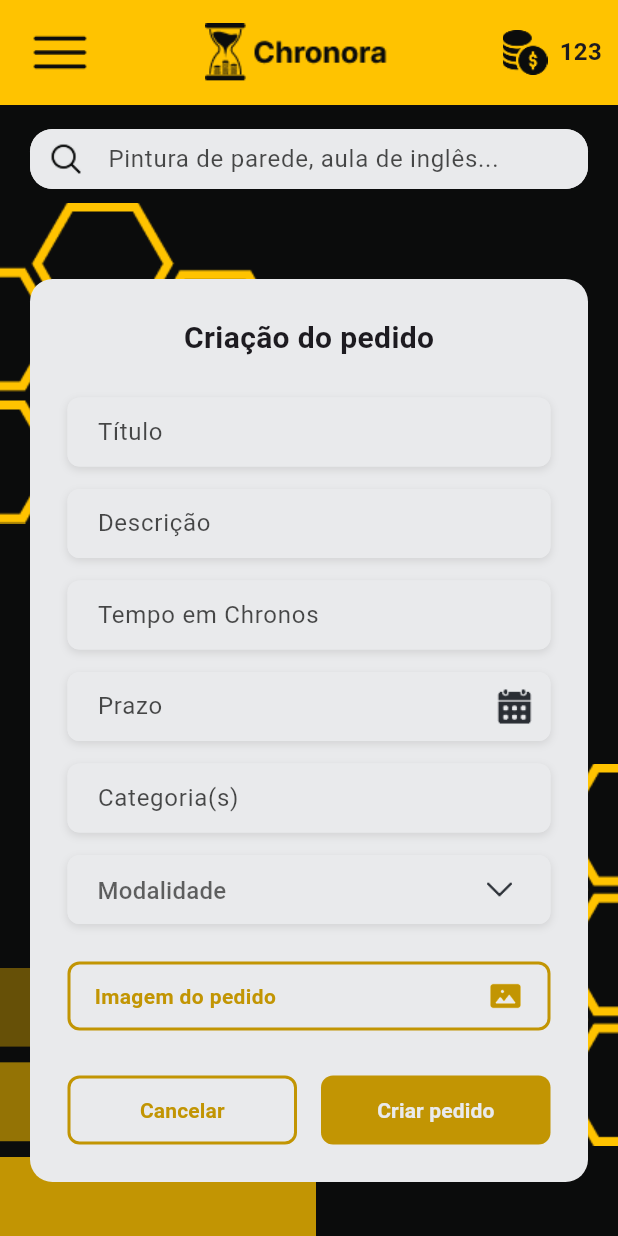
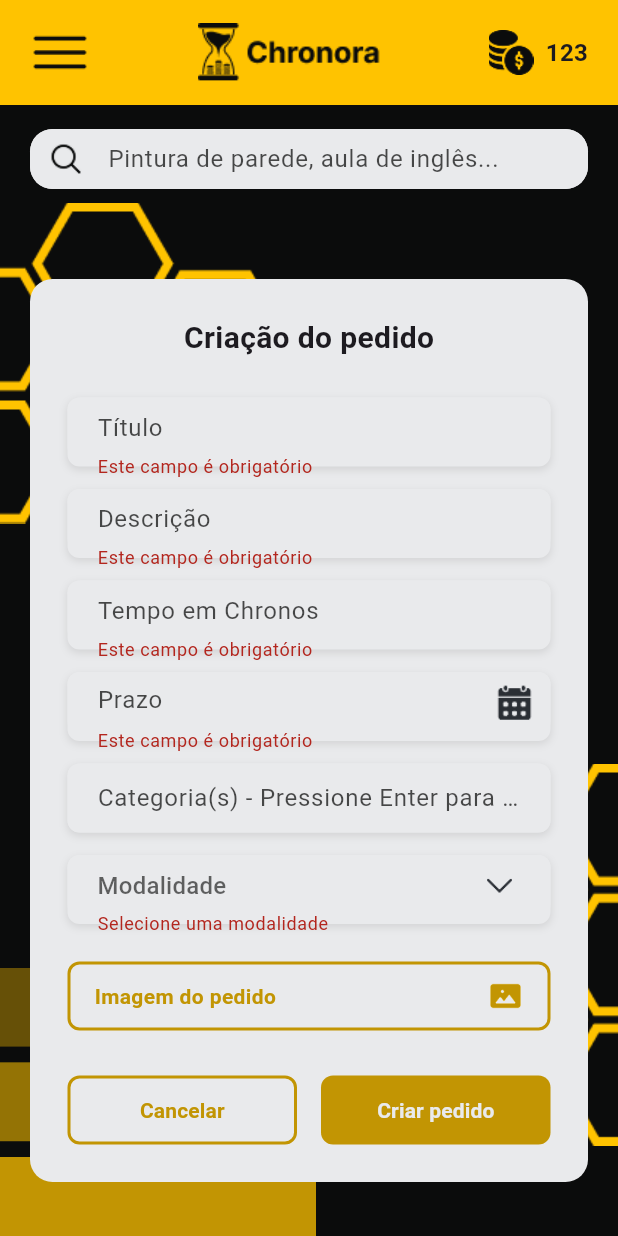
Before and after one commit to Chronora-ADS/Chronora-Flutter, a Flutter app: the RequestCreationPage screen opened by its route, after a tap on "Criar pedido", on a phone screen of 412 x 824 dp. Run offline on Flutter 3.47's test engine with Material 3 defaults, Android fonts, the phone set to English and light mode, and no system bars; our stand-ins replace file_picker, shared_preferences; accounts and stored records are empty.

Commit message:
Desenvolvimento das categorias.

```diff
--- a/lib/pages/request_creation.dart
+++ b/lib/pages/request_creation.dart
@@ -13,8 +13,46 @@ class _RequestCreationPageState extends State<RequestCreationPage> {
   final TextEditingController _chronosController = TextEditingController();
   final TextEditingController _deadlineController = TextEditingController();
   final TextEditingController _categoriesController = TextEditingController();
-  final TextEditingController _searchController = TextEditingController(); // Novo controller para search
+  final TextEditingController _searchController = TextEditingController();
   String? _selectedModality;
+
+  // Fixed: Use late keyword to ensure initialization
+  late List<String> _categoriesTags;
+
+  @override
+  void initState() {
+    super.initState();
+    _categoriesTags = []; // This will never be null
+  }
+
+  // Fixed: Dispose controllers to prevent memory leaks
+  @override
+  void dispose() {
+    _titleController.dispose();
+    _descriptionController.dispose();
+    _chronosController.dispose();
+    _deadlineController.dispose();
+    _categoriesController.dispose();
+    _searchController.dispose();
+    super.dispose();
+  }
+
+  // Safe method to add categories
+  void _addCategory(String category) {
+    if (category.trim().isNotEmpty) {
+      setState(() {
+        _categoriesTags.add(category.trim());
+        _categoriesController.clear();
+      });
+    }
+  }
+
+  // Safe method to remove categories
+  void _removeCategory(String category) {
+    setState(() {
+      _categoriesTags.remove(category);
+    });
+  }
 
   @override
   Widget build(BuildContext context) {
@@ -23,53 +61,21 @@ class _RequestCreationPageState extends State<RequestCreationPage> {
       body: SafeArea(
         child: Stack(
           children: [
-            // Imagem Comb2.png no canto superior esquerdo (ATRÁS do conteúdo)
-            Positioned(
-              left: 0,
-              top: 135, // 70px (header) + 50px de afastamento = 120px
-              child: Image.asset(
-                'assets/img/Comb2.png'
-              ),
-            ),
+            // Background images
+            _buildBackgroundImages(),
 
-            // Imagem BarAscending.png no canto inferior esquerdo (ATRÁS do conteúdo)
-            Positioned(
-              left: 0,
-              bottom: 0,
-              child: Image.asset(
-                'assets/img/BarAscending.png',
-                width: 210.47,
-                height: 178.9,
-              ),
-            ),
-
-            // Imagem Comb3.png no canto inferior direito (ATRÁS do conteúdo)
-            Positioned(
-              right: 0, // Totalmente colado na borda direita
-              bottom: 60, // 60 pixels de afastamento do bottom
-              child: Image.asset(
-                'assets/img/Comb3.png'
-              ),
-            ),
-
-            // Conteúdo principal (NA FRENTE das imagens)
+            // Main content
             Column(
               children: [
-                // Header - FORA do Padding para ocupar 100% da largura
                 _buildHeader(),
                 const SizedBox(height: 16),
-
-                // Conteúdo principal DENTRO do Padding
                 Expanded(
                   child: Padding(
                     padding: const EdgeInsets.symmetric(horizontal: 20),
                     child: Column(
                       children: [
-                        // Search Bar
                         _buildSearchBar(),
-                        const SizedBox(height: 60), // Gap de 6px abaixo da search bar
-
-                        // Main Form
+                        const SizedBox(height: 60),
                         Expanded(
                           child: SingleChildScrollView(
                             child: _buildForm(),
@@ -87,53 +93,85 @@ class _RequestCreationPageState extends State<RequestCreationPage> {
     );
   }
 
+  Widget _buildBackgroundImages() {
+    return Stack(
+      children: [
+        Positioned(
+          left: 0,
+          top: 135,
+          child: Image.asset(
+            'assets/img/Comb2.png',
+            errorBuilder: (context, error, stackTrace) => const SizedBox(),
+          ),
+        ),
+        Positioned(
+          left: 0,
+          bottom: 0,
+          child: Image.asset(
+            'assets/img/BarAscending.png',
+            width: 210.47,
+            height: 178.9,
+            errorBuilder: (context, error, stackTrace) => const SizedBox(),
+          ),
+        ),
+        Positioned(
+          right: 0,
+          bottom: 60,
+          child: Image.asset(
+            'assets/img/Comb3.png',
+            errorBuilder: (context, error, stackTrace) => const SizedBox(),
+          ),
+        ),
+      ],
+    );
+  }
+
   Widget _buildHeader() {
     return Container(
-      width: double.infinity, // Ocupa 100% da largura
+      width: double.infinity,
       height: 70,
       decoration: const BoxDecoration(
         color: Color(0xFFFFC300),
       ),
       child: Row(
-        mainAxisAlignment: MainAxisAlignment.spaceBetween, // Distribui espaço entre os elementos
+        mainAxisAlignment: MainAxisAlignment.spaceBetween,
         children: [
-          // Menu na esquerda
           Padding(
             padding: const EdgeInsets.only(left: 20),
             child: Image.asset(
               'assets/img/Menu.png',
               width: 40,
               height: 40,
+              errorBuilder: (context, error, stackTrace) =>
+                const Icon(Icons.menu, size: 30),
             ),
           ),
 
-          // Logo no centro
           Image.asset(
             'assets/img/LogoHeader.png',
             width: 125,
             height: 39,
+            errorBuilder: (context, error, stackTrace) =>
+              const Text('LOGO', style: TextStyle(fontSize: 20, fontWeight: FontWeight.bold)),
           ),
 
-          // Moedas na direita com texto
           Padding(
-            padding: const EdgeInsets.only(right: 0), // Desloca 53px para a esquerda
+            padding: const EdgeInsets.only(right: 20),
             child: Row(
               children: [
                 Image.asset(
                   'assets/img/Coin.png',
                   width: 30,
                   height: 30,
+                  errorBuilder: (context, error, stackTrace) =>
+                    const Icon(Icons.monetization_on, size: 25),
                 ),
-                const SizedBox(width: 8), // Espaço entre ícone e texto
-                Container(
-                  width: 39,
-                  height: 24,
-                  child: const Text(
+                const SizedBox(width: 8),
+                const Text(
                   '123',
                   style: TextStyle(
                     fontSize: 16,
                     fontWeight: FontWeight.bold,
-                    ),
                   ),
                 ),
               ],
@@ -149,14 +187,14 @@ class _RequestCreationPageState extends State<RequestCreationPage> {
       height: 40,
       decoration: BoxDecoration(
         borderRadius: BorderRadius.circular(15),
-        color: const Color(0xFFE9EAEC), // 100% de opacidade
+        color: const Color(0xFFE9EAEC),
       ),
       child: TextFormField(
         controller: _searchController,
         decoration: InputDecoration(
           hintText: 'Pintura de parede, aula de inglês...',
           hintStyle: TextStyle(
-            color: Colors.black.withOpacity(0.7), // 70% de transparência
+            color: Colors.black.withOpacity(0.7),
           ),
           contentPadding: const EdgeInsets.symmetric(horizontal: 16),
           border: OutlineInputBorder(
@@ -171,16 +209,13 @@ class _RequestCreationPageState extends State<RequestCreationPage> {
               'assets/img/Search.png',
               width: 20,
               height: 20,
+              errorBuilder: (context, error, stackTrace) =>
+                const Icon(Icons.search, size: 20),
             ),
           ),
         ),
         onChanged: (value) {
-          // Aqui você pode adicionar lógica de busca em tempo real se quiser
           print('Texto da busca: $value');
-        },
-        onFieldSubmitted: (value) {
-          // Aqui você pode adicionar lógica quando o usuário pressionar Enter
-          print('Buscar por: $value');
         },
       ),
     );
@@ -190,7 +225,7 @@ class _RequestCreationPageState extends State<RequestCreationPage> {
     return Container(
       padding: const EdgeInsets.all(25),
       decoration: BoxDecoration(
-        color: const Color(0xFFE9EAEC), // E9EAEC
+        color: const Color(0xFFE9EAEC),
         borderRadius: BorderRadius.circular(15),
       ),
       child: Form(
@@ -198,7 +233,6 @@ class _RequestCreationPageState extends State<RequestCreationPage> {
         child: Column(
           crossAxisAlignment: CrossAxisAlignment.start,
           children: [
-            // Título do formulário - CENTRALIZADO
             const Center(
               child: Text(
                 'Criação do pedido',
@@ -210,25 +244,20 @@ class _RequestCreationPageState extends State<RequestCreationPage> {
             ),
             const SizedBox(height: 25),
 
-            // Campos do formulário
-            _buildFormField('Título', _titleController),
+            _buildFormField('Título', _titleController, validator: _requiredValidator),
             const SizedBox(height: 15),
-            _buildFormField('Descrição', _descriptionController),
+            _buildFormField('Descrição', _descriptionController, validator: _requiredValidator),
             const SizedBox(height: 15),
-            _buildFormField('Tempo em Chronos', _chronosController),
+            _buildFormField('Tempo em Chronos', _chronosController, validator: _requiredValidator),
             const SizedBox(height: 15),
             _buildDateField('Prazo'),
             const SizedBox(height: 15),
-            _buildFormField('Categoria(s)', _categoriesController),
+            _buildCategoriesField(),
             const SizedBox(height: 15),
             _buildModalityDropdown(),
             const SizedBox(height: 25),
-
-            // Botão de imagem
             _buildImageButton(),
             const SizedBox(height: 30),
-
-            // Botões de ação
             _buildActionButtons(),
           ],
         ),
@@ -236,11 +265,19 @@ class _RequestCreationPageState extends State<RequestCreationPage> {
     );
   }
 
-  Widget _buildFormField(String placeholder, TextEditingController controller) {
+  // Fixed: Added validation function
+  String? _requiredValidator(String? value) {
+    if (value == null || value.trim().isEmpty) {
+      return 'Este campo é obrigatório';
+    }
+    return null;
+  }
+
+  Widget _buildFormField(String placeholder, TextEditingController controller, {String? Function(String?)? validator}) {
     return Container(
       height: 46,
       decoration: BoxDecoration(
-        color: const Color(0xFFE9EAEC), // E9EAEC
+        color: const Color(0xFFE9EAEC),
         borderRadius: BorderRadius.circular(8),
         boxShadow: [
           BoxShadow(
@@ -252,10 +289,11 @@ class _RequestCreationPageState extends State<RequestCreationPage> {
       ),
       child: TextFormField(
         controller: controller,
+        validator: validator,
         decoration: InputDecoration(
           hintText: placeholder,
           hintStyle: TextStyle(
-            color: Colors.black.withOpacity(0.7), // 70% de transparência
+            color: Colors.black.withOpacity(0.7),
           ),
           contentPadding: const EdgeInsets.symmetric(horizontal: 16),
           border: OutlineInputBorder(
@@ -263,7 +301,8 @@ class _RequestCreationPageState extends State<RequestCreationPage> {
             borderSide: BorderSide.none,
           ),
           filled: true,
-          fillColor: const Color(0xFFE9EAEC), // E9EAEC
+          fillColor: const Color(0xFFE9EAEC),
+          errorStyle: const TextStyle(fontSize: 12, height: 0.1),
         ),
       ),
     );
@@ -273,7 +312,7 @@ class _RequestCreationPageState extends State<RequestCreationPage> {
     return Container(
       height: 46,
       decoration: BoxDecoration(
-        color: const Color(0xFFE9EAEC), // E9EAEC
+        color: const Color(0xFFE9EAEC),
         borderRadius: BorderRadius.circular(8),
         boxShadow: [
           BoxShadow(
@@ -286,10 +325,11 @@ class _RequestCreationPageState extends State<RequestCreationPage> {
       child: TextFormField(
         controller: _deadlineController,
         readOnly: true,
+        validator: _requiredValidator,
         decoration: InputDecoration(
           hintText: placeholder,
           hintStyle: TextStyle(
-            color: Colors.black.withOpacity(0.7), // 70% de transparência
+            color: Colors.black.withOpacity(0.7),
           ),
           contentPadding: const EdgeInsets.symmetric(horizontal: 16),
           border: OutlineInputBorder(
@@ -297,15 +337,18 @@ class _RequestCreationPageState extends State<RequestCreationPage> {
             borderSide: BorderSide.none,
           ),
           filled: true,
-          fillColor: const Color(0xFFE9EAEC), // E9EAEC
+          fillColor: const Color(0xFFE9EAEC),
           suffixIcon: Padding(
             padding: const EdgeInsets.all(10),
             child: Image.asset(
               'assets/img/calendar.png',
               width: 24,
               height: 24,
+              errorBuilder: (context, error, stackTrace) =>
+                const Icon(Icons.calendar_today, size: 20),
             ),
           ),
+          errorStyle: const TextStyle(fontSize: 12, height: 0.1),
         ),
         onTap: () async {
           final DateTime? picked = await showDatePicker(
@@ -315,10 +358,110 @@ class _RequestCreationPageState extends State<RequestCreationPage> {
             lastDate: DateTime(2100),
           );
           if (picked != null) {
+            setState(() {
               _deadlineController.text = "${picked.day}/${picked.month}/${picked.year}";
+            });
           }
         },
       ),
+    );
+  }
+
+  Widget _buildCategoriesField() {
+    return Column(
+      crossAxisAlignment: CrossAxisAlignment.start,
+      children: [
+        Container(
+          height: 46,
+          decoration: BoxDecoration(
+            color: const Color(0xFFE9EAEC),
+            borderRadius: BorderRadius.circular(8),
+            boxShadow: [
+              BoxShadow(
+                color: Colors.grey.withOpacity(0.3),
+                blurRadius: 4,
+                offset: const Offset(0, 2),
+              ),
+            ],
+          ),
+          child: TextFormField(
+            controller: _categoriesController,
+            decoration: InputDecoration(
+              hintText: 'Categoria(s) - Pressione Enter para adicionar',
+              hintStyle: TextStyle(
+                color: Colors.black.withOpacity(0.7),
+              ),
+              contentPadding: const EdgeInsets.symmetric(horizontal: 16),
+              border: OutlineInputBorder(
+                borderRadius: BorderRadius.circular(8),
+                borderSide: BorderSide.none,
+              ),
+              filled: true,
+              fillColor: const Color(0xFFE9EAEC),
+            ),
+            onFieldSubmitted: _addCategory,
+          ),
+        ),
+
+        // Fixed: Direct check on the late-initialized list
+        if (_categoriesTags.isNotEmpty) ...[
+          const SizedBox(height: 12),
+          Wrap(
+            spacing: 8,
+            runSpacing: 8,
+            children: _categoriesTags.map((tag) => _buildTag(tag)).toList(),
+          ),
+        ],
+      ],
+    );
+  }
+
+  Widget _buildTag(String tagText) {
+    return Container(
+      padding: const EdgeInsets.symmetric(horizontal: 12, vertical: 6),
+      decoration: BoxDecoration(
+        color: const Color(0xFFC29503),
+        borderRadius: BorderRadius.circular(20),
+      ),
+      child: Row(
+        mainAxisSize: MainAxisSize.min,
+        children: [
+          _buildPaintbrushIcon(),
+          const SizedBox(width: 6),
+          Text(
+            tagText,
+            style: const TextStyle(
+              color: Colors.white,
+              fontWeight: FontWeight.bold,
+            ),
+          ),
+          const SizedBox(width: 6),
+          GestureDetector(
+            onTap: () => _removeCategory(tagText),
+            child: const Icon(
+              Icons.close,
+              color: Colors.white,
+              size: 16,
+            ),
+          ),
+        ],
+      ),
+    );
+  }
+
+  Widget _buildPaintbrushIcon() {
+    return Image.asset(
+      'assets/img/Paintbrush.png',
+      width: 24,
+      height: 24,
+      color: Colors.white,
+      errorBuilder: (context, error, stackTrace) {
+        return const Icon(
+          Icons.category,
+          color: Colors.white,
+          size: 24,
+        );
+      },
     );
   }
 
@@ -326,7 +469,7 @@ class _RequestCreationPageState extends State<RequestCreationPage> {
     return Container(
       height: 46,
       decoration: BoxDecoration(
-        color: const Color(0xFFE9EAEC), // E9EAEC
+        color: const Color(0xFFE9EAEC),
         borderRadius: BorderRadius.circular(8),
         boxShadow: [
           BoxShadow(
@@ -338,10 +481,11 @@ class _RequestCreationPageState extends State<RequestCreationPage> {
       ),
       child: DropdownButtonFormField<String>(
         value: _selectedModality,
+        validator: (value) => value == null ? 'Selecione uma modalidade' : null,
         decoration: InputDecoration(
           hintText: 'Modalidade',
           hintStyle: TextStyle(
-            color: Colors.black.withOpacity(0.7), // 70% de transparência
+            color: Colors.black.withOpacity(0.7),
           ),
           contentPadding: const EdgeInsets.symmetric(horizontal: 16),
           border: OutlineInputBorder(
@@ -349,15 +493,18 @@ class _RequestCreationPageState extends State<RequestCreationPage> {
             borderSide: BorderSide.none,
           ),
           filled: true,
-          fillColor: const Color(0xFFE9EAEC), // E9EAEC
+          fillColor: const Color(0xFFE9EAEC),
           suffixIcon: Padding(
             padding: const EdgeInsets.all(10),
             child: Image.asset(
               'assets/img/down-arrow.png',
               width: 24,
               height: 24,
+              errorBuilder: (context, error, stackTrace) =>
+                const Icon(Icons.arrow_drop_down, size: 24),
             ),
           ),
+          errorStyle: const TextStyle(fontSize: 12, height: 0.1),
         ),
         items: ['Presencial', 'Remoto', 'Híbrido']
             .map((modality) => DropdownMenuItem(
@@ -375,7 +522,12 @@ class _RequestCreationPageState extends State<RequestCreationPage> {
   }
 
   Widget _buildImageButton() {
-    return Container(
+    return GestureDetector(
+      onTap: () {
+        // TODO: Implement image picker functionality
+        print('Adicionar imagem');
+      },
+      child: Container(
         height: 46,
         decoration: BoxDecoration(
           border: Border.all(
@@ -385,11 +537,11 @@ class _RequestCreationPageState extends State<RequestCreationPage> {
           borderRadius: BorderRadius.circular(8),
         ),
         child: Row(
-        mainAxisAlignment: MainAxisAlignment.spaceBetween, // Espaço entre texto e imagem
+          mainAxisAlignment: MainAxisAlignment.spaceBetween,
           children: [
-          Padding(
-            padding: const EdgeInsets.only(left: 16),
-            child: const Text(
+            const Padding(
+              padding: EdgeInsets.only(left: 16),
+              child: Text(
                 'Imagem do pedido',
                 style: TextStyle(
                   color: Color(0xFFC29503),
@@ -403,9 +555,12 @@ class _RequestCreationPageState extends State<RequestCreationPage> {
                 'assets/img/AddImage.png',
                 width: 24,
                 height: 24,
+                errorBuilder: (context, error, stackTrace) =>
+                  const Icon(Icons.add_photo_alternate, color: Color(0xFFC29503)),
               ),
             ),
           ],
+        ),
       ),
     );
   }
@@ -414,7 +569,6 @@ class _RequestCreationPageState extends State<RequestCreationPage> {
     return Row(
       mainAxisAlignment: MainAxisAlignment.spaceBetween,
       children: [
-        // Botão Cancelar
         Expanded(
           child: Container(
             height: 46,
@@ -438,8 +592,6 @@ class _RequestCreationPageState extends State<RequestCreationPage> {
           ),
         ),
         const SizedBox(width: 16),
-
-        // Botão Criar Pedido
         Expanded(
           child: Container(
             height: 46,
@@ -450,13 +602,44 @@ class _RequestCreationPageState extends State<RequestCreationPage> {
             child: TextButton(
               onPressed: () {
                 if (_formKey.currentState!.validate()) {
+                  // Fixed: Added validation for categories
+                  if (_categoriesTags.isEmpty) {
+                    ScaffoldMessenger.of(context).showSnackBar(
+                      const SnackBar(
+                        content: Text('Adicione pelo menos uma categoria'),
+                        backgroundColor: Colors.red,
+                      ),
+                    );
+                    return;
+                  }
+
                   // Lógica para criar o pedido
+                  print('Pedido criado com sucesso!');
+                  print('Título: ${_titleController.text}');
+                  print('Descrição: ${_descriptionController.text}');
+                  print('Chronos: ${_chronosController.text}');
+                  print('Prazo: ${_deadlineController.text}');
+                  print('Categorias: $_categoriesTags');
+                  print('Modalidade: $_selectedModality');
+
+                  // TODO: Implement actual request creation logic
+
+                  // Show success message
+                  ScaffoldMessenger.of(context).showSnackBar(
+                    const SnackBar(
+                      content: Text('Pedido criado com sucesso!'),
+                      backgroundColor: Colors.green,
+                    ),
+                  );
+
+                  // Navigate back after successful creation
+                  Navigator.pop(context);
                 }
               },
               child: const Text(
                 'Criar pedido',
                 style: TextStyle(
-                  color: Color(0xFFE9EAEC), // E9EAEC
+                  color: Color(0xFFE9EAEC),
                   fontWeight: FontWeight.bold,
                 ),
               ),
```
Lines whose indentation alone changed are shown as unchanged.
